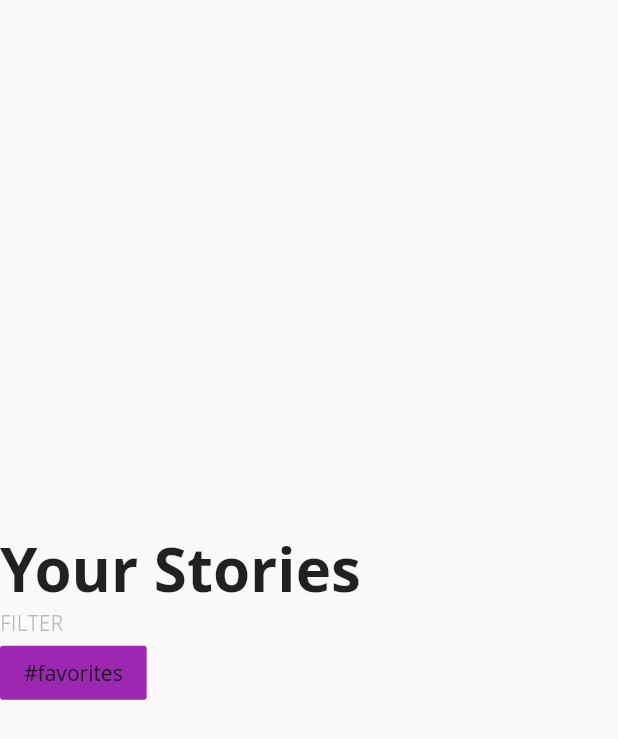
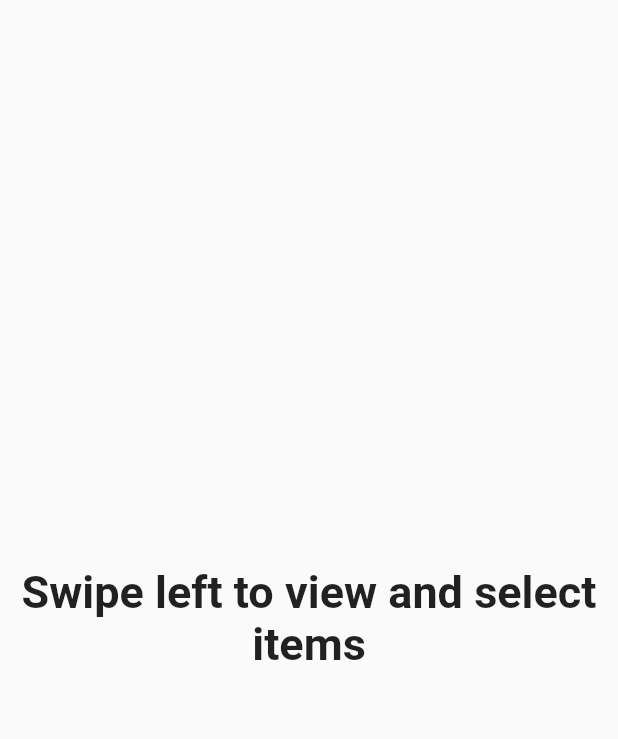
Before and after one commit to roshanrathod/tioli, a Flutter app: the SlideShowWidget screen opened directly, on a phone screen of 412 x 824 dp. Shown: the top 739 px of the screen. Run offline on Flutter 3.47's test engine with Material 2 defaults, Android fonts, the phone set to English and light mode, and no system bars; missing offline and left inert: firebase; accounts and stored records are empty; Roboto replaces fonts that are missing (Open Sans, comic sans ms).

Commit message:
Merged changes with master

```diff
--- a/lib/widgets/slideshow.dart
+++ b/lib/widgets/slideshow.dart
@@ -74,9 +74,9 @@ class SlideShowWidgetState extends State<SlideShowWidget> {
   _buildStoryPage(Inventory data, bool active) {
     // Animated Properties
     final double blur = active ? 30 : 0;
-    final double offset = active ? 20 : 0;
-    final double top = active ? 100 : 200;
-    var _alignment = Alignment.bottomCenter;
+    final double offset = active ? 35 : 0;
+    final double top = active ? 10 : 15;
+    var _alignment = Alignment.center;
     var _id = data.id;
     bool _visible = true;
 
@@ -117,12 +117,12 @@ class SlideShowWidgetState extends State<SlideShowWidget> {
                                 TextStyle(fontSize: 15, color: Colors.black)))),
                 if(_visible)
                   Expanded(
-                    flex: 2,
+                    flex: 4,
                     child: Padding(
                       padding:  EdgeInsets.only(right: 10),
                       child:
                         FloatingActionButton.extended(
-                          backgroundColor: Colors.green,
+                          backgroundColor: Colors.yellow,
                           onPressed: () {
                             _addUserForItem(_id);
 
@@ -130,7 +130,7 @@ class SlideShowWidgetState extends State<SlideShowWidget> {
                               _visible = false;
                             });
                           },
-                          icon: Icon(Icons.check_circle),
+                          //icon: Icon(Icons.check_circle),
                           label: Text("I want it!")),
                     )),
               ],
@@ -163,20 +163,19 @@ class SlideShowWidgetState extends State<SlideShowWidget> {
       crossAxisAlignment: CrossAxisAlignment.start,
       children: [
         Text(
-          'Your Stories',
-          style: TextStyle(fontSize: 40, fontWeight: FontWeight.bold),
+          'Swipe left to view and select items',
+          style: TextStyle(fontSize: 30, fontWeight: FontWeight.bold, fontFamily: 'comic sans ms'),
+          textAlign: TextAlign.center,
         ),
-        Text('FILTER', style: TextStyle(color: Colors.black26)),
-        _buildButton('favorites')
       ],
     ));
   }
 
-  _buildButton(tag) {
-    Color color = tag == activeTag ? Colors.purple : Colors.white;
-    return FlatButton(
-        color: color,
-        child: Text('#$tag'),
-        onPressed: () => _queryDb(tag: tag));
-  }
+  // _buildButton(tag) {
+  //   Color color = tag == activeTag ? Colors.purple : Colors.white;
+  //   return FlatButton(
+  //       color: color,
+  //       child: Text('#$tag'),
+  //       onPressed: () => _queryDb(tag: tag));
+  // }
 }
```
